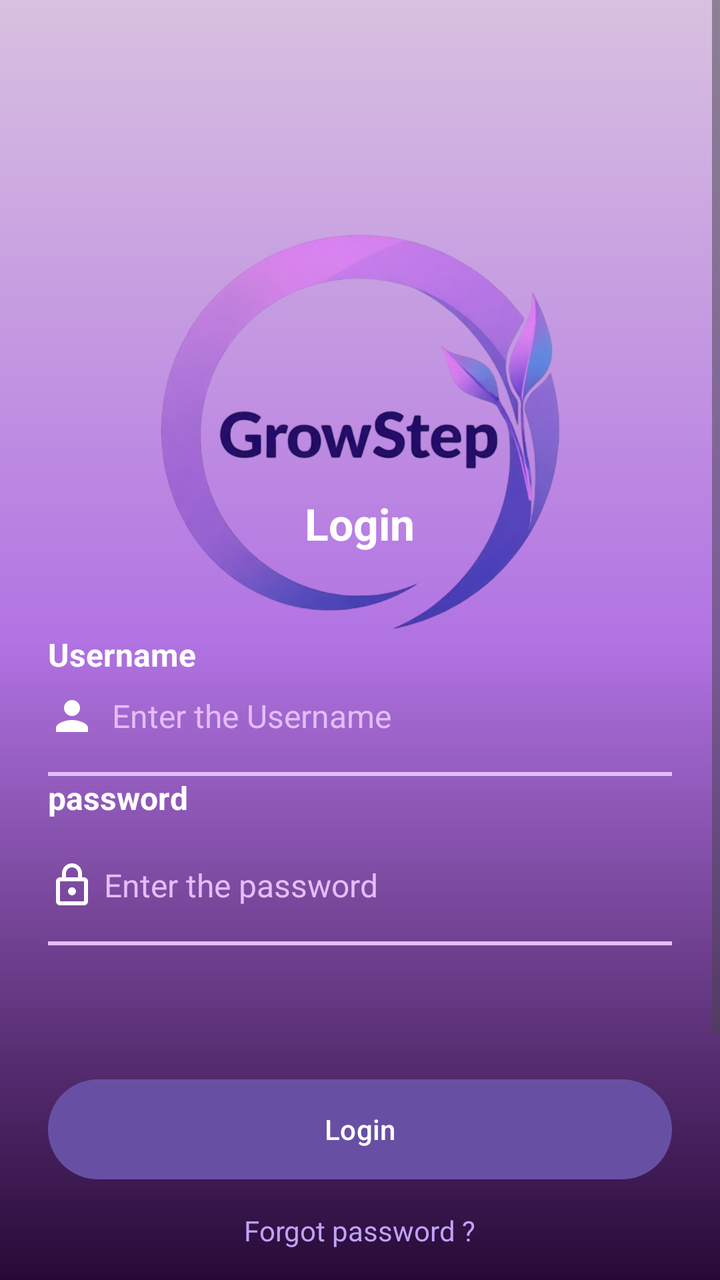
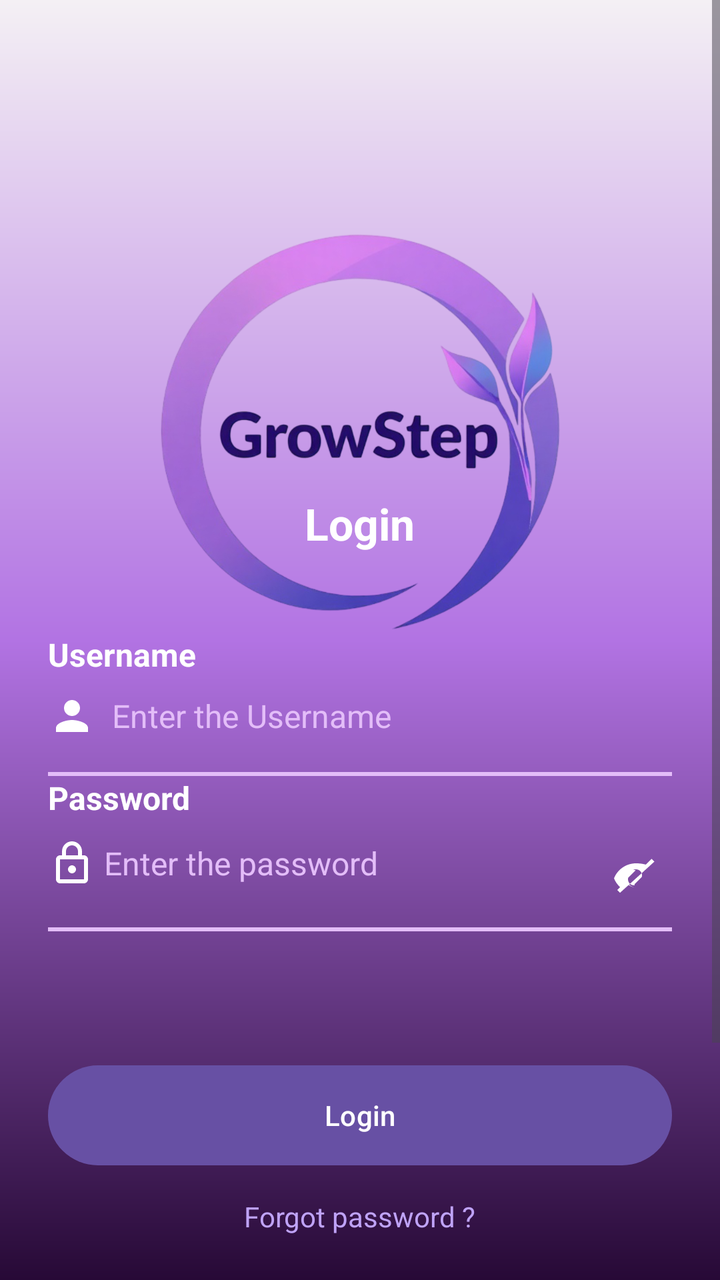

Compare the two renders of this Android layout. The source of the first and the diff that turns it into the second are given below.
<!-- AndroidManifest.xml: application theme Theme.GrowStep -->
<!-- res/layout/activity_login.xml -->
<?xml version="1.0" encoding="utf-8"?>
<ScrollView xmlns:android="http://schemas.android.com/apk/res/android"
    android:layout_width="match_parent"
    android:layout_height="match_parent"
    android:background="@drawable/login_gradient">

    <RelativeLayout
        android:layout_width="match_parent"
        android:layout_height="wrap_content"
        android:padding="24dp">

        
        <ImageView
            android:id="@+id/logo"
            android:layout_width="280dp"
            android:layout_height="308dp"
            android:layout_centerHorizontal="true"
            android:layout_marginTop="40dp"
            android:contentDescription="Logo"
            android:src="@drawable/loginpag_logo" />

        
        <TextView
            android:id="@+id/loginText"
            android:layout_width="wrap_content"
            android:layout_height="wrap_content"
            android:layout_alignParentTop="true"
            android:layout_centerHorizontal="true"
            android:layout_marginTop="223dp"
            android:text="Login"
            android:textColor="@android:color/white"
            android:textSize="22sp"
            android:textStyle="bold" />


        
        <TextView
            android:id="@+id/usernameLabel"
            android:layout_width="wrap_content"
            android:layout_height="wrap_content"
            android:layout_below="@id/loginText"
            android:layout_marginTop="40dp"
            android:text="Username"
            android:textStyle="bold"
            android:textColor="@android:color/white"
            android:textSize="16sp" />

        
        <EditText
            android:id="@+id/usernameInput"
            android:layout_width="match_parent"
            android:layout_height="wrap_content"
            android:layout_below="@id/usernameLabel"
            android:layout_marginTop="8dp"
            android:layout_marginBottom="8dp"
            android:background="@android:color/transparent"
            android:drawableStart="@drawable/ic_person"
            android:hint="  Enter the Username"
            android:inputType="textPersonName"
            android:textColor="@android:color/white"
            android:textColorHint="#E3BDF8"
            android:textSize="16sp"/>

        <View
            android:layout_width="match_parent"
            android:layout_height="2dp"
            android:layout_below="@id/usernameInput"
            android:layout_marginTop="8dp"
            android:layout_marginBottom="8dp"
            android:background="#E3BDF8" />

        
        <TextView
            android:id="@+id/passwordLabel"
            android:layout_width="wrap_content"
            android:layout_height="wrap_content"
            android:layout_below="@id/usernameInput"
            android:text="password"
            android:textStyle="bold"
            android:textColor="@android:color/white"
            android:textSize="16sp"
            android:layout_marginTop="10dp"
            android:layout_marginBottom="10dp" />
            />

        


        <EditText
            android:id="@+id/passwordInput"
            android:layout_width="match_parent"
            android:layout_height="wrap_content"
            android:layout_below="@id/passwordLabel"
            android:layout_marginTop="11dp"
            android:layout_marginBottom="8dp"
            android:background="@android:color/transparent"
            android:drawableLeft="@drawable/ic_lock"
            android:hint=" Enter the password"
            android:inputType="textPassword"
            android:textColor="@android:color/white"
            android:textColorHint="#E3BDF8"
            android:textSize="16sp" />
        />

        <View
            android:layout_width="match_parent"
            android:layout_height="2dp"
            android:layout_below="@id/passwordInput"
            android:layout_marginTop="8dp"
            android:layout_marginBottom="2dp"
            android:background="#E3BDF8" />
        
        <Button
            android:id="@+id/loginButton"
            android:layout_width="match_parent"
            android:layout_height="50dp"
            android:layout_below="@id/passwordInput"
            android:layout_marginTop="77dp"
            android:background="@drawable/button_gradient"
            android:text="Login"
            android:textColor="@android:color/white"
            />

        <TextView
            android:id="@+id/forgotPassword"
            android:layout_width="wrap_content"
            android:layout_height="wrap_content"
            android:layout_below="@id/loginButton"
            android:layout_centerHorizontal="true"
            android:text="Forgot password ?"
            android:textColor="#BFA3F8"
            android:layout_marginTop="16dp" />

        
        <LinearLayout
            android:id="@+id/socialIcons"
            android:layout_width="match_parent"
            android:layout_height="wrap_content"
            android:layout_below="@id/forgotPassword"
            android:layout_marginTop="16dp"
            android:gravity="center"
            android:orientation="horizontal"
            android:layout_marginBottom="16dp">

            <ImageView
                android:layout_width="48dp"
                android:layout_height="48dp"
                android:layout_margin="8dp"
                android:src="@drawable/ic_google" />

            <ImageView
                android:layout_width="48dp"
                android:layout_height="48dp"
                android:layout_margin="8dp"
                android:src="@drawable/ic_facebook" />

            <ImageView
                android:layout_width="48dp"
                android:layout_height="48dp"
                android:layout_margin="8dp"
                android:src="@drawable/ic_x" />
        </LinearLayout>

        
        <LinearLayout
            android:id="@+id/signUpLayout"
            android:layout_width="wrap_content"
            android:layout_height="wrap_content"
            android:layout_below="@id/socialIcons"
            android:layout_centerHorizontal="true"
            android:orientation="horizontal">

            <TextView
                android:text="Not yet registered ?"
                android:id="@+id/Notyetregistered"
                android:layout_width="wrap_content"
                android:layout_height="wrap_content"
                android:layout_below="@id/usernameInput"
                android:textColor="@android:color/white"
                android:textSize="16sp"
                android:layout_marginTop="10dp" />
                 />

            <Button
                android:id="@+id/signUpButton"
                android:layout_width="wrap_content"
                android:layout_height="wrap_content"
                android:text="Sign up"
                android:textColor="@android:color/white"
                android:backgroundTint="#BFA3F8"
                android:layout_marginStart="8dp" />
        </LinearLayout>

    </RelativeLayout>
</ScrollView>
<!-- resources referenced by this layout -->
<resources>
  <!-- drawable button_gradient (drawable) -->
  <?xml version="1.0" encoding="utf-8"?>
  <shape xmlns:android="http://schemas.android.com/apk/res/android"
      android:shape="rectangle">
  
      <gradient
          android:startColor="#8520C0"
          android:endColor="#3E0F5A"
          android:angle="0" />
  
      <corners android:radius="30dp" />
  
  </shape>
  <!-- drawable ic_facebook: png bitmap (drawable, 811 bytes) -->
  <!-- drawable ic_google: png bitmap (drawable, 1305 bytes) -->
  <!-- drawable ic_lock (drawable) -->
  <vector xmlns:android="http://schemas.android.com/apk/res/android"
      android:width="24dp"
      android:height="24dp"
      android:viewportWidth="24"
      android:viewportHeight="24">
      <path
          android:fillColor="#FFFFFF"
          android:pathData="M12,17c1.1,0 2,-0.9 2,-2s-0.9,-2 -2,-2 -2,0.9 -2,2 0.9,2 2,2zM18,8h-1V6c0,-2.76 -2.24,-5 -5,-5S7,3.24 7,6v2H6c-1.1,0 -2,0.9 -2,2v10c0,1.1 0.9,2 2,2h12c1.1,0 2,-0.9 2,-2V10c0,-1.1 -0.9,-2 -2,-2zM9,6c0,-1.66 1.34,-3 3,-3s3,1.34 3,3v2H9V6zM18,20H6V10h12V20z" />
  </vector>
  <!-- drawable ic_person (drawable) -->
  <vector xmlns:android="http://schemas.android.com/apk/res/android"
      android:width="24dp"
      android:height="24dp"
      android:viewportWidth="24"
      android:viewportHeight="24">
      <path
          android:fillColor="#FFFFFF"
          android:pathData="M12,12c2.21,0 4,-1.79 4,-4s-1.79,-4 -4,-4 -4,1.79 -4,4 1.79,4 4,4zM12,14c-2.67,0 -8,1.34 -8,4v2h16v-2c0,-2.66 -5.33,-4 -8,-4z" />
  </vector>
  <!-- drawable ic_x: png bitmap (drawable, 1140 bytes) -->
  <!-- drawable login_gradient (drawable) -->
  <?xml version="1.0" encoding="utf-8"?>
  <shape xmlns:android="http://schemas.android.com/apk/res/android" android:shape="rectangle">
      <gradient
          android:startColor="#D8C1E0"
          android:centerColor="#B273E3"
          android:endColor="#270936"
          android:angle="2"/>
  </shape>
  <!-- drawable loginpag_logo: png bitmap (drawable, 360889 bytes) -->
  <style name="Theme.GrowStep" parent="Base.Theme.GrowStep" />
  <style name="Base.Theme.GrowStep" parent="Theme.Material3.DayNight.NoActionBar">
          
          
      </style>
</resources>

<!-- the commit's change to res/layout/activity_login.xml (unified diff, before → after) -->
@@ -31,7 +31,6 @@
             android:textColor="@android:color/white"
             android:textSize="22sp"
             android:textStyle="bold" />
-
 
         
         <TextView
@@ -75,51 +74,62 @@
             android:layout_width="wrap_content"
             android:layout_height="wrap_content"
             android:layout_below="@id/usernameInput"
-            android:text="password"
+            android:text="Password"
             android:textStyle="bold"
             android:textColor="@android:color/white"
             android:textSize="16sp"
             android:layout_marginTop="10dp"
             android:layout_marginBottom="10dp" />
-            />
-
-        
-
-
-        <EditText
-            android:id="@+id/passwordInput"
-            android:layout_width="match_parent"
-            android:layout_height="wrap_content"
-            android:layout_below="@id/passwordLabel"
-            android:layout_marginTop="11dp"
-            android:layout_marginBottom="8dp"
-            android:background="@android:color/transparent"
-            android:drawableLeft="@drawable/ic_lock"
-            android:hint=" Enter the password"
-            android:inputType="textPassword"
-            android:textColor="@android:color/white"
-            android:textColorHint="#E3BDF8"
-            android:textSize="16sp" />
-        />
+
+        
+        <RelativeLayout
+            android:id="@+id/passwordContainer"
+            android:layout_width="match_parent"
+            android:layout_height="wrap_content"
+            android:layout_below="@id/passwordLabel">
+
+            <EditText
+                android:id="@+id/passwordInput"
+                android:layout_width="match_parent"
+                android:layout_height="wrap_content"
+                android:layout_toStartOf="@id/btnTogglePassword"
+                android:background="@android:color/transparent"
+                android:drawableLeft="@drawable/ic_lock"
+                android:hint=" Enter the password"
+                android:inputType="textPassword"
+                android:textColor="@android:color/white"
+                android:textColorHint="#E3BDF8"
+                android:textSize="16sp" />
+
+            <ImageButton
+                android:id="@+id/btnTogglePassword"
+                android:layout_width="36dp"
+                android:layout_height="36dp"
+                android:layout_alignParentEnd="true"
+                android:layout_centerVertical="true"
+                android:background="@android:color/transparent"
+                android:contentDescription="Toggle password visibility"
+                android:src="@drawable/ic_visibility_off" />
+        </RelativeLayout>
 
         <View
             android:layout_width="match_parent"
             android:layout_height="2dp"
-            android:layout_below="@id/passwordInput"
+            android:layout_below="@id/passwordContainer"
             android:layout_marginTop="8dp"
             android:layout_marginBottom="2dp"
             android:background="#E3BDF8" />
+
         
         <Button
             android:id="@+id/loginButton"
             android:layout_width="match_parent"
             android:layout_height="50dp"
-            android:layout_below="@id/passwordInput"
+            android:layout_below="@id/passwordContainer"
             android:layout_marginTop="77dp"
             android:background="@drawable/button_gradient"
             android:text="Login"
-            android:textColor="@android:color/white"
-            />
+            android:textColor="@android:color/white"/>
 
         <TextView
             android:id="@+id/forgotPassword"
@@ -179,7 +189,6 @@
                 android:textColor="@android:color/white"
                 android:textSize="16sp"
                 android:layout_marginTop="10dp" />
-                 />
 
             <Button
                 android:id="@+id/signUpButton"
<!-- resource entries referenced after the edit -->
@@ -35,12 +35,23 @@
           android:fillColor="#FFFFFF"
           android:pathData="M12,12c2.21,0 4,-1.79 4,-4s-1.79,-4 -4,-4 -4,1.79 -4,4 1.79,4 4,4zM12,14c-2.67,0 -8,1.34 -8,4v2h16v-2c0,-2.66 -5.33,-4 -8,-4z" />
   </vector>
+  <!-- drawable ic_visibility_off (drawable) -->
+  <?xml version="1.0" encoding="utf-8"?>
+  <vector xmlns:android="http://schemas.android.com/apk/res/android"
+      android:width="24dp"
+      android:height="24dp"
+      android:viewportWidth="24"
+      android:viewportHeight="24">
+      <path
+          android:fillColor="#FFFFFFFF"
+          android:pathData="M12,6c-5,0 -9.27,3.11 -11,7.5 0.66,1.67 1.7,3.16 3.03,4.39l-1.42,1.42 1.41,1.41L21.19,5.16 19.78,3.75 16.9,6.63C15.5,6.22 13.8,6 12,6zM12,18c-2.76,0 -5,-2.24 -5,-5 0,-0.8 0.19,-1.55 0.53,-2.21l-1.5,1.5C6,15.7 8.72,18 12,18zM12,9c1.66,0 3,1.34 3,3 0,0.29 -0.05,0.57 -0.12,0.84l-3.72,3.72C11.57,16.95 11.29,17 11,17c-1.66,0 -3,-1.34 -3,-3 0,-0.29 0.05,-0.57 0.12,-0.84l3.72,-3.72C10.43,9.05 10.71,9 11,9z"/>
+  </vector>
   <!-- drawable ic_x: png bitmap (drawable, 1140 bytes) -->
   <!-- drawable login_gradient (drawable) -->
   <?xml version="1.0" encoding="utf-8"?>
   <shape xmlns:android="http://schemas.android.com/apk/res/android" android:shape="rectangle">
       <gradient
-          android:startColor="#D8C1E0"
+          android:startColor="#F4F0F4"
           android:centerColor="#B273E3"
           android:endColor="#270936"
           android:angle="2"/>
